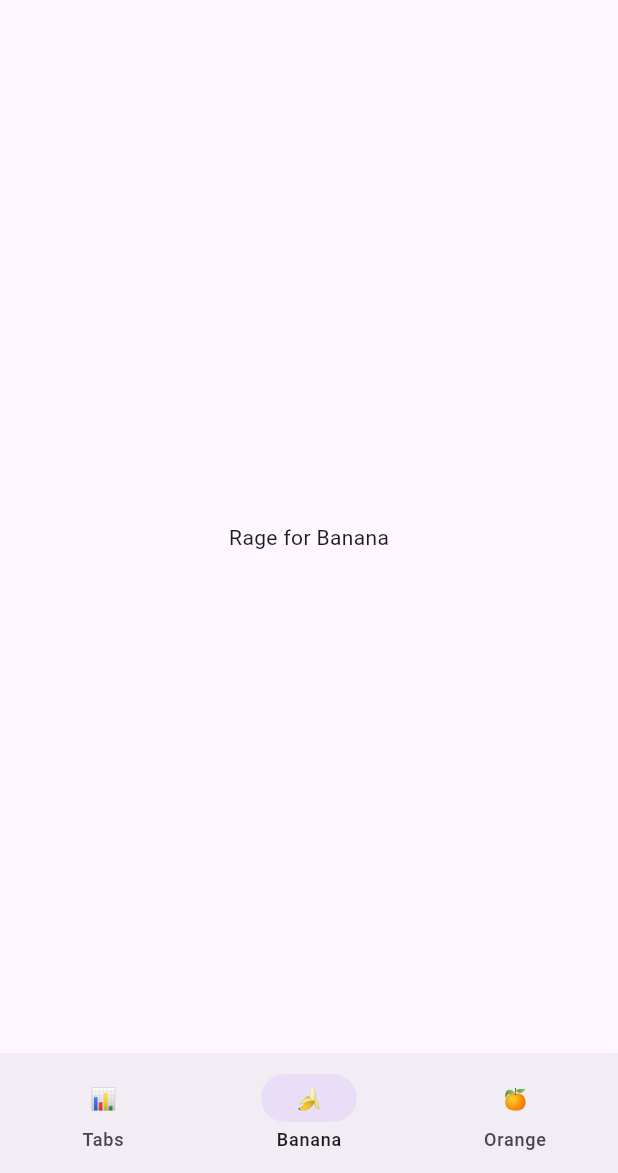
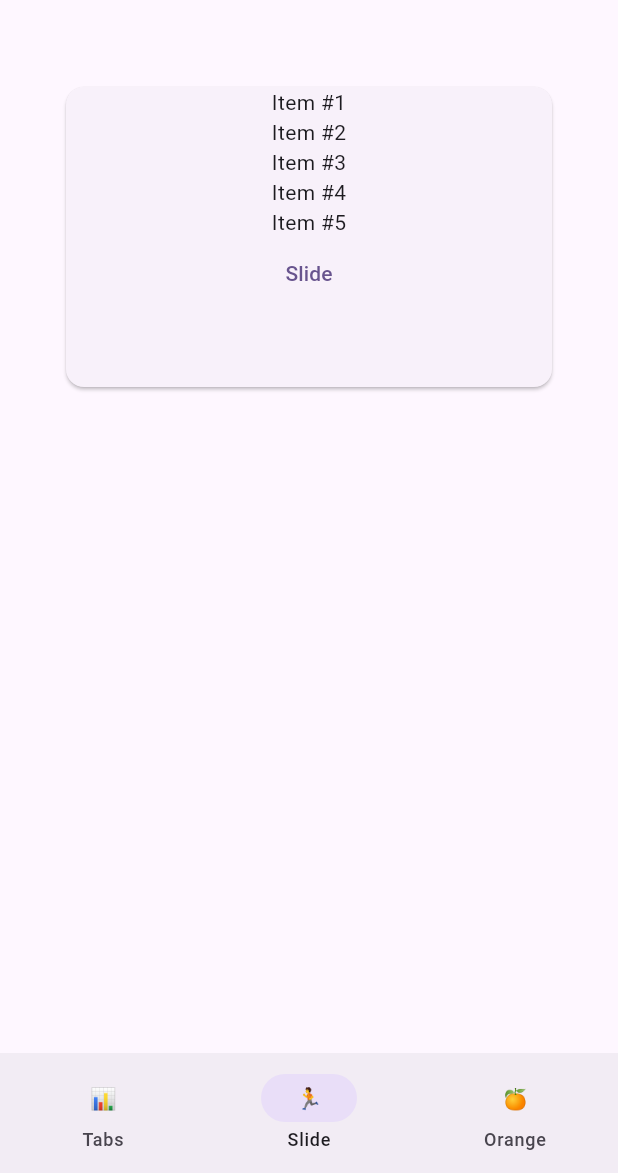
Before and after one commit to astorDev/fanci, a Flutter app: the screen it shows after launch, item 2 of the bottom bar chosen, on a phone screen of 412 x 824 dp, the part 63-1236 px from its top. Run offline on Flutter 3.47's test engine with Material 3 defaults, Android fonts, the light colour scheme and no system bars.

Commit message:
sliding tab content (#4)

```diff
--- a/flutter/lib/fanci_playground.dart
+++ b/flutter/lib/fanci_playground.dart
@@ -49,13 +49,12 @@ class ThemedBuilder extends StatelessWidget {
   );
 }
 
-class FanciPlaygroundPage extends StatelessWidget {
+class FanciPlaygroundPage extends StatefulWidget {
   final String appName;
-  final ValueNotifier navigationBarIndex = ValueNotifier(0);
   final List<FanciPlaygroundTab> tabs;
   final ThemeModeController? themeModeController;
 
-  FanciPlaygroundPage({
+  const FanciPlaygroundPage({
     super.key,
     required this.appName,
     required this.tabs,
@@ -63,26 +62,33 @@ class FanciPlaygroundPage extends StatelessWidget {
   });
 
   @override
+  State<FanciPlaygroundPage> createState() => _FanciPlaygroundPageState();
+}
+
+class _FanciPlaygroundPageState extends State<FanciPlaygroundPage> {
+  final ValueNotifier navigationBarIndex = ValueNotifier(0);
+
+  @override
   Widget build(BuildContext context) {
     return Scaffold(
       appBar: AppBar(
-        title: Text('$appName Playground'),
+        title: Text('${widget.appName} Playground'),
         actions: [
-          if (themeModeController != null) IconButton(
+          if (widget.themeModeController != null) IconButton(
             icon: const Icon(Icons.brightness_4_sharp),
-            onPressed: () => themeModeController!.toggle(),
+            onPressed: () => widget.themeModeController!.toggle(),
           ),
         ],
       ),
       bottomNavigationBar: ValueListenableBuilder(
         valueListenable: navigationBarIndex,
         builder: (context, pageIndex, _) {
-          if (tabs.length == 1) return Container(height: 0);
+          if (widget.tabs.length == 1) return Container(height: 0);
 
           return NavigationBar(
             selectedIndex: pageIndex,
             onDestinationSelected: (index) => navigationBarIndex.value = index,
-            destinations: tabs.map((t) => t.navigationDestination).toList()
+            destinations: widget.tabs.map((t) => t.navigationDestination).toList()
           );
         } ,
       ),
@@ -91,7 +97,7 @@ class FanciPlaygroundPage extends StatelessWidget {
         child: ValueListenableBuilder(
           valueListenable: navigationBarIndex,
           builder: (context, pageIndex, _) {
-            return tabs[pageIndex].page;
+            return widget.tabs[pageIndex].page;
           }
         ),
       ),
--- /dev/null
+++ b/flutter/lib/mock_column.dart
@@ -0,0 +1,23 @@
+import 'package:flutter/material.dart';
+
+class MockColumn extends StatelessWidget {
+  final int height;
+  final Widget Function(int)? itemBuilder;
+
+  const MockColumn({
+    super.key,
+    this.height = 5,
+    this.itemBuilder
+  });
+
+  @override
+  Widget build(BuildContext context) {
+    var range = List<int>.generate(height, (i) => i + 1);
+    var effectiveItemBuilder = itemBuilder ?? (i) => Text('Item #$i');
+
+    return Column(
+      children: range.map(effectiveItemBuilder).toList(),
+    );
+  }
+
+}
--- /dev/null
+++ b/flutter/lib/sliding_playground.dart
@@ -0,0 +1,136 @@
+import 'package:fanci/mock_column.dart';
+import 'package:flutter/material.dart';
+
+class SlidingShowcase extends StatefulWidget {
+  @override
+  State<SlidingShowcase> createState() => _SlidingShowcaseState();
+}
+
+class _SlidingShowcaseState extends State<SlidingShowcase> with SingleTickerProviderStateMixin {
+  late final AnimationController controller = AnimationController(
+    duration: const Duration(milliseconds: 100),
+    vsync: this,
+  )
+  ..forward()
+  //..repeat(reverse: true)
+  ;
+
+  @override
+  void dispose() {
+    controller.dispose();
+    super.dispose();
+  }
+
+  @override
+  Widget build(BuildContext context) {
+    return Card(
+      child: SizedBox(
+        width: 400,
+        height: 200,
+        child: Column(
+          children: [
+            StandardSlidingRight(
+              animationController: controller,
+              child: MockColumn(),
+            ),
+            TextButton(
+              onPressed: () {
+                controller.forward(from: 0);
+              } ,
+              child: Text('Slide')
+            )
+          ],
+        )
+      ),
+    );
+  }
+}
+
+enum SlideDirection {
+  left,
+  right,
+}
+
+class StandardSlidingRight extends StatefulWidget {
+  final AnimationController animationController;
+  final Widget child;
+
+  const StandardSlidingRight({
+    required this.animationController,
+    required this.child,
+    super.key,
+  });
+
+  @override
+  State<StandardSlidingRight> createState() => _StandardSlidingRightState();
+}
+
+class _StandardSlidingRightState extends State<StandardSlidingRight> {
+  late final Animation<Offset> _offsetAnimation = Tween<Offset>(
+    begin: const Offset(-3.0, 0.0),
+    end: const Offset(0.0, 0.0)
+  ).animate(CurvedAnimation(
+    parent: widget.animationController,
+    curve: Curves.ease,
+  ));
+
+  @override
+  Widget build(BuildContext context) {
+    return SlideTransition(
+      position: _offsetAnimation,
+      child: widget.child,
+    );
+  }
+}
+
+class StandardSlidingLeft extends StatefulWidget {
+  final AnimationController animationController;
+  final Widget child;
+
+  const StandardSlidingLeft({
+    required this.animationController,
+    required this.child,
+    super.key,
+  });
+
+  @override
+  State<StandardSlidingLeft> createState() => _StandardSlidingLeftState();
+}
+
+class _StandardSlidingLeftState extends State<StandardSlidingLeft> {
+  late final Animation<Offset> _offsetAnimation = Tween<Offset>(
+    begin: const Offset(3.0, 0.0),
+    end: const Offset(0.0, 0.0)
+  ).animate(CurvedAnimation(
+    parent: widget.animationController,
+    curve: Curves.ease,
+  ));
+
+  @override
+  Widget build(BuildContext context) {
+    return SlideTransition(
+      position: _offsetAnimation,
+      child: widget.child,
+    );
+  }
+}
+
+class StandardSliding extends StatelessWidget {
+  final SlideDirection direction;
+  final AnimationController animationController;
+  final Widget child;
+
+  const StandardSliding({
+    required this.direction,
+    required this.animationController,
+    required this.child,
+    super.key,
+  });
+
+  @override
+  Widget build(BuildContext context) {
+    return direction == SlideDirection.left
+      ? StandardSlidingLeft(animationController: animationController, child: child)
+      : StandardSlidingRight(animationController: animationController, child: child);
+  }
+}
```
Also changed, not shown: flutter/lib/main.dart (+83 -53 lines), flutter/pubspec.lock, 1 other file.
